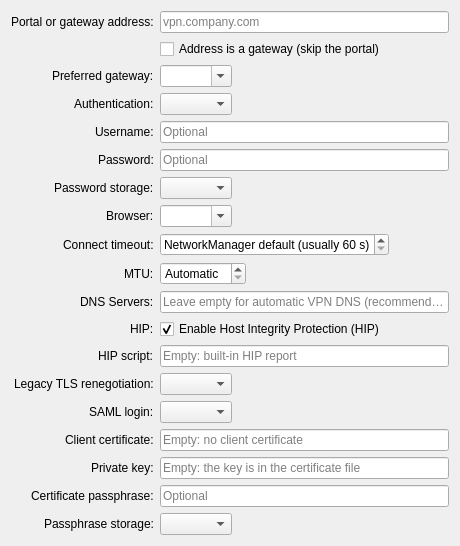
AceOfSnakes/GlobalProtect-SAML-NetworkManager, file plugins/plasma/gpclientwidget.ui: the form before one commit.
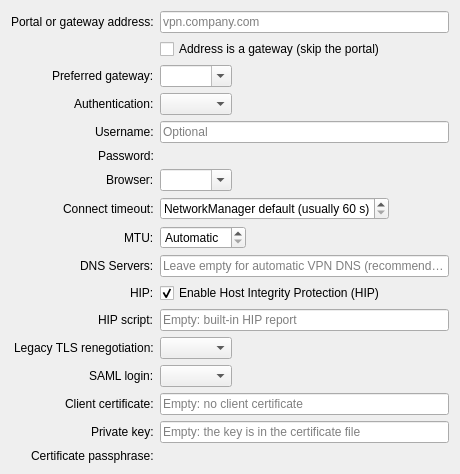
The form after the commit. Custom widgets are drawn as their Qt base class.

Commit message:
Plasma editor: plasma-nm's PasswordField for the password and passphrase (#127)
The password and the certificate passphrase use plasma-nm's own
PasswordField (exported by plasmanm_editor since 5.24; its header is not
installed, so it is bundled in plugins/plasma/include/ as the other
plasma-nm headers). The storage menu replaces the separate flags combos;
the flags mapping and the save rules are unchanged.

Claude-Session: https://claude.ai/code/session_01XvR2CSoYMugcvi1eMpWfYK

What changed in the file:
```diff
--- a/plugins/plasma/gpclientwidget.ui
+++ b/plugins/plasma/gpclientwidget.ui
@@ -109,30 +109,10 @@
     </widget>
    </item>
    <item row="5" column="1">
-    <widget class="QLineEdit" name="passwordLineEdit">
+    <widget class="PasswordField" name="passwordField">
      <property name="toolTip">
       <string>Optional. Used by the "Username and password" authentication.</string>
      </property>
-     <property name="echoMode">
-      <enum>QLineEdit::Password</enum>
-     </property>
-     <property name="placeholderText">
-      <string>Optional</string>
-     </property>
-    </widget>
-   </item>
-   <item row="6" column="0">
-    <widget class="QLabel" name="passwordFlagsLabel">
-     <property name="text">
-      <string>Password storage:</string>
-     </property>
-    </widget>
-   </item>
-   <item row="6" column="1">
-    <widget class="QComboBox" name="passwordFlagsComboBox">
-     <property name="toolTip">
-      <string>Where the password is kept. "Ask every time" stores nothing.</string>
-     </property>
     </widget>
    </item>
    <item row="7" column="0">
@@ -349,32 +329,17 @@
     </widget>
    </item>
    <item row="17" column="1">
-    <widget class="QLineEdit" name="certPassLineEdit">
-     <property name="echoMode">
-      <enum>QLineEdit::Password</enum>
-     </property>
-     <property name="placeholderText">
-      <string>Optional</string>
-     </property>
-    </widget>
-   </item>
-   <item row="18" column="0">
-    <widget class="QLabel" name="certPassFlagsLabel">
-     <property name="text">
-      <string>Passphrase storage:</string>
-     </property>
-    </widget>
-   </item>
-   <item row="18" column="1">
-    <widget class="QComboBox" name="certPassFlagsComboBox">
-     <property name="toolTip">
-      <string>Where the password is kept. "Ask every time" stores nothing.</string>
-     </property>
+    <widget class="PasswordField" name="certPassField">
     </widget>
    </item>
   </layout>
  </widget>
  <customwidgets>
+  <customwidget>
+   <class>PasswordField</class>
+   <extends>QWidget</extends>
+   <header>passwordfield.h</header>
+  </customwidget>
   <customwidget>
    <class>MtuSpinBox</class>
    <extends>QSpinBox</extends>
```
The commit also changes 42 other files.
